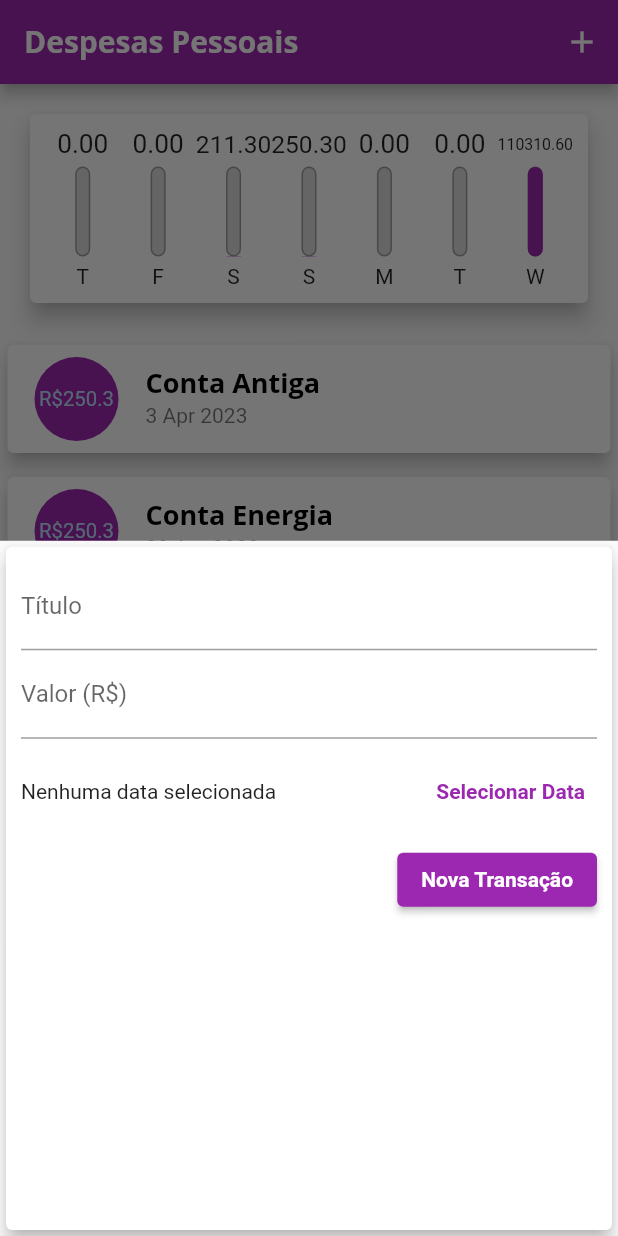
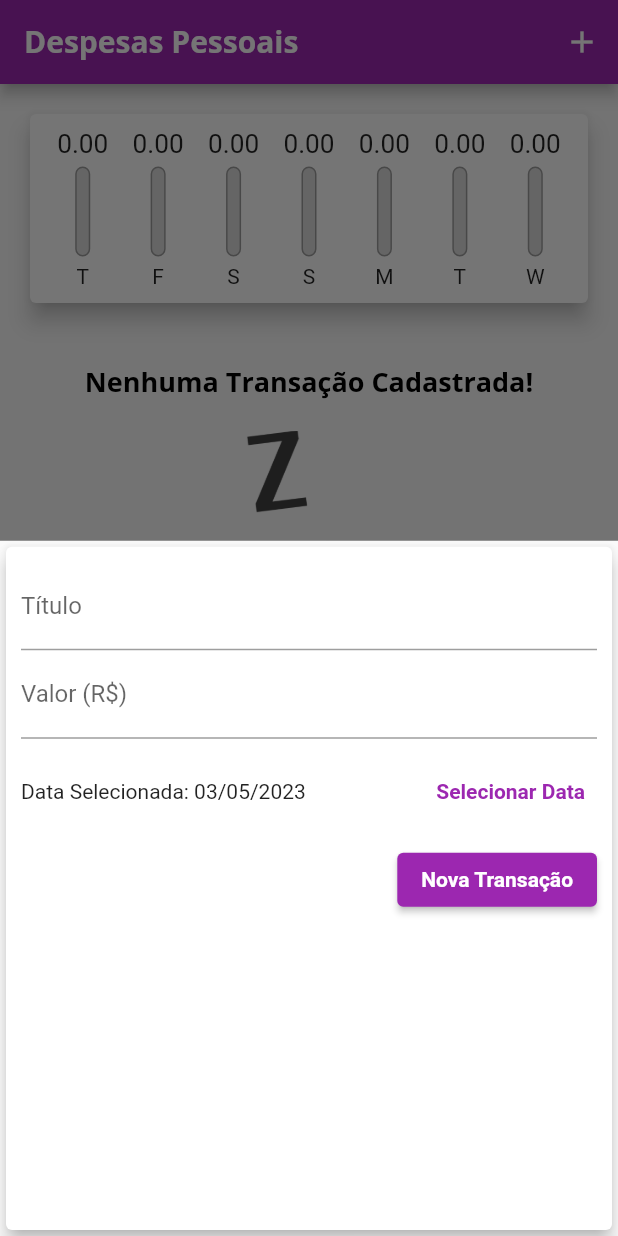
Before and after one commit to actfros/expenses-App, a Flutter app: the screen it shows after launch, after a tap on the "add" icon, on a phone screen of 412 x 824 dp. Run offline on Flutter 3.47's test engine with Material 2 defaults, Android fonts, the phone set to English and light mode, and no system bars.

Commit message:
update 03/05/23

```diff
--- a/lib/components/chart.dart
+++ b/lib/components/chart.dart
@@ -56,7 +56,7 @@ double get _weekTotalValue{
               child: ChartBar(
                 label: tr['day'] as String,
                 value: tr['value'] as double,
-                percentage: (tr['value'] as double) / _weekTotalValue,
+                percentage: _weekTotalValue == 0 ? 0 : (tr['value'] as double) / _weekTotalValue,
                 ),
             );
           }).toList(),
--- a/lib/components/transaction_form.dart
+++ b/lib/components/transaction_form.dart
@@ -2,7 +2,7 @@ import 'package:flutter/material.dart';
 import 'package:intl/intl.dart';
 
 class TransactionForm extends StatefulWidget {
-  final void Function(String, double)? onSubmit;
+  final void Function(String, double, DateTime)? onSubmit;
 
   TransactionForm(this.onSubmit);
 
@@ -12,19 +12,17 @@ class TransactionForm extends StatefulWidget {
 
 class _TransactionFormState extends State<TransactionForm> {
   final _titleController = TextEditingController();
-
   final _valueController = TextEditingController();
-
-  DateTime? _selectedDate;
+  DateTime _selectedDate = DateTime.now();
 
   _submitForm() {
     final title = _titleController.text;
     final value = double.tryParse(_valueController.text) ?? 0.0;
 
-    if (title.isEmpty || value <= 0) {
+    if (title.isEmpty || value <= 0 || _selectedDate == null) {
       return;
     }
-    widget.onSubmit!(title, value);
+    widget.onSubmit!(title, value, _selectedDate);
   }
 
   _showDatePicker() {
@@ -74,7 +72,7 @@ class _TransactionFormState extends State<TransactionForm> {
                     child: Text(
                       _selectedDate == null
                           ? 'Nenhuma data selecionada'
-                          : 'Data Selecionada: ${DateFormat('dd/MM/y').format(_selectedDate!)}',
+                          : 'Data Selecionada: ${DateFormat('dd/MM/y').format(_selectedDate)}',
                     ),
                   ),
                   TextButton(
--- a/lib/components/transaction_list.dart
+++ b/lib/components/transaction_list.dart
@@ -4,12 +4,14 @@ import 'package:flutter/material.dart';
 
 class TransactionList extends StatelessWidget {
   final List<Transactions> transactions;
-  TransactionList(this.transactions, {super.key});
+  final void Function(String) onRemove;
+
+  TransactionList(this.transactions, this.onRemove);
 
   @override
   Widget build(BuildContext context) {
     return Container(
-      height: 300,
+      height: 550,
       child: transactions.isEmpty
           ? Column(
               children: [
@@ -60,6 +62,12 @@ class TransactionList extends StatelessWidget {
                     subtitle: (Text(
                       DateFormat('d MMM y').format(tr.date),
                     )),
+                    trailing: IconButton(
+                      icon: Icon(Icons.delete),
+                      color: Theme.of(context).colorScheme.error,
+                      onPressed: () => onRemove(tr.id),
+
+                    ),
                   ),
                 );
               },
--- a/lib/main.dart
+++ b/lib/main.dart
@@ -50,38 +50,7 @@ class MyHomePage extends StatefulWidget {
 }
 
 class _MyHomePageState extends State<MyHomePage> {
-  final List<Transactions> _transactions = [
-    Transactions(
-      id: 't0',
-      title: 'Conta Antiga',
-      value: 250.30,
-      date: DateTime.now().subtract(Duration(days: 30)),
-    ),
-    Transactions(
-      id: 't1',
-      title: 'Conta Energia',
-      value: 250.30,
-      date: DateTime.now().subtract(Duration(days: 3)),
-    ),
-    Transactions(
-      id: 't2',
-      title: 'Internet',
-      value: 211.30,
-      date: DateTime.now().subtract(Duration(days: 4)),
-    ),
-    Transactions(
-      id: 't3',
-      title: 'Carro',
-      value: 110250.30,
-      date: DateTime.now(),
-    ),
-    Transactions(
-      id: 't2',
-      title: 'Lanche',
-      value: 60.30,
-      date: DateTime.now(),
-    ),
-  ];
+  final List<Transactions> _transactions = [];
 
   List<Transactions> get _recentTransactions {
     return _transactions.where((tr) {
@@ -91,12 +60,12 @@ class _MyHomePageState extends State<MyHomePage> {
     }).toList();
   }
 
-  _addTransaction(String title, double value) {
+  _addTransaction(String title, double value, DateTime date) {
     final newTransaction = Transactions(
       id: Random().nextDouble().toString(),
       title: title,
       value: value,
-      date: DateTime.now(),
+      date: date,
     );
 
     setState(() {
@@ -104,6 +73,12 @@ class _MyHomePageState extends State<MyHomePage> {
     });
 
     Navigator.of(context).pop();
+  }
+
+  _removeTransaction(String id) {
+    setState(() {
+      _transactions.removeWhere((tr) => tr.id == id);
+    });
   }
 
   _createTransactionFormModal(BuildContext context) {
@@ -132,7 +107,7 @@ class _MyHomePageState extends State<MyHomePage> {
           crossAxisAlignment: CrossAxisAlignment.stretch,
           children: [
             Chart(_recentTransactions),
-            TransactionList(_transactions),
+            TransactionList(_transactions, _removeTransaction),
           ],
         ),
       ),
```
